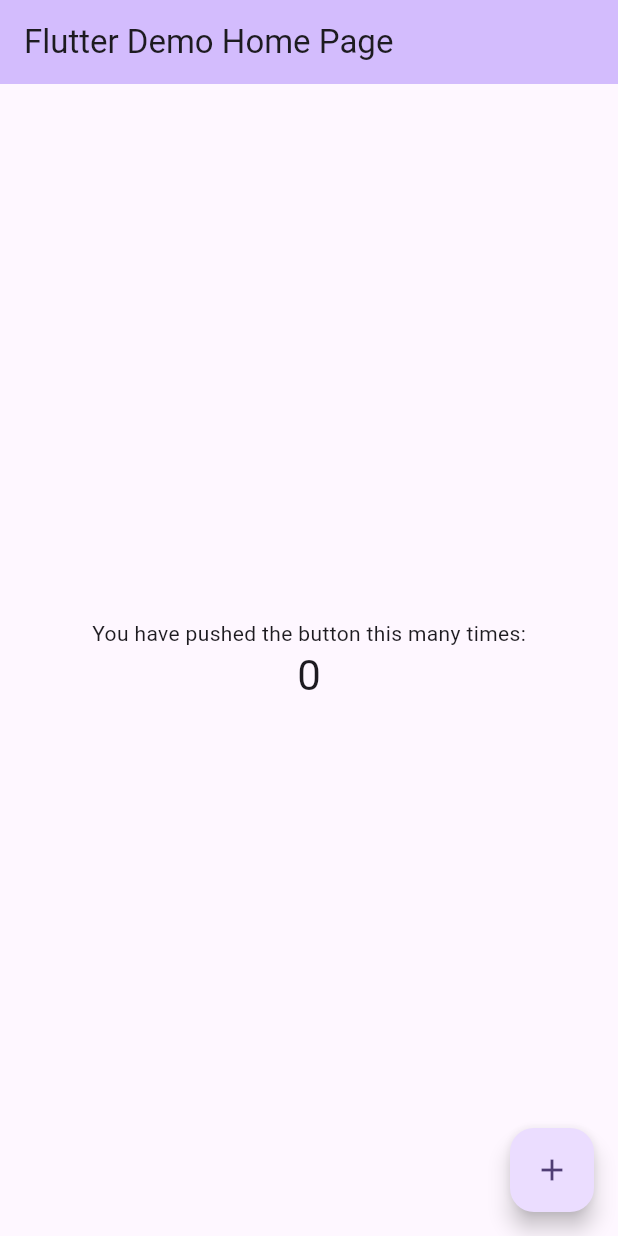
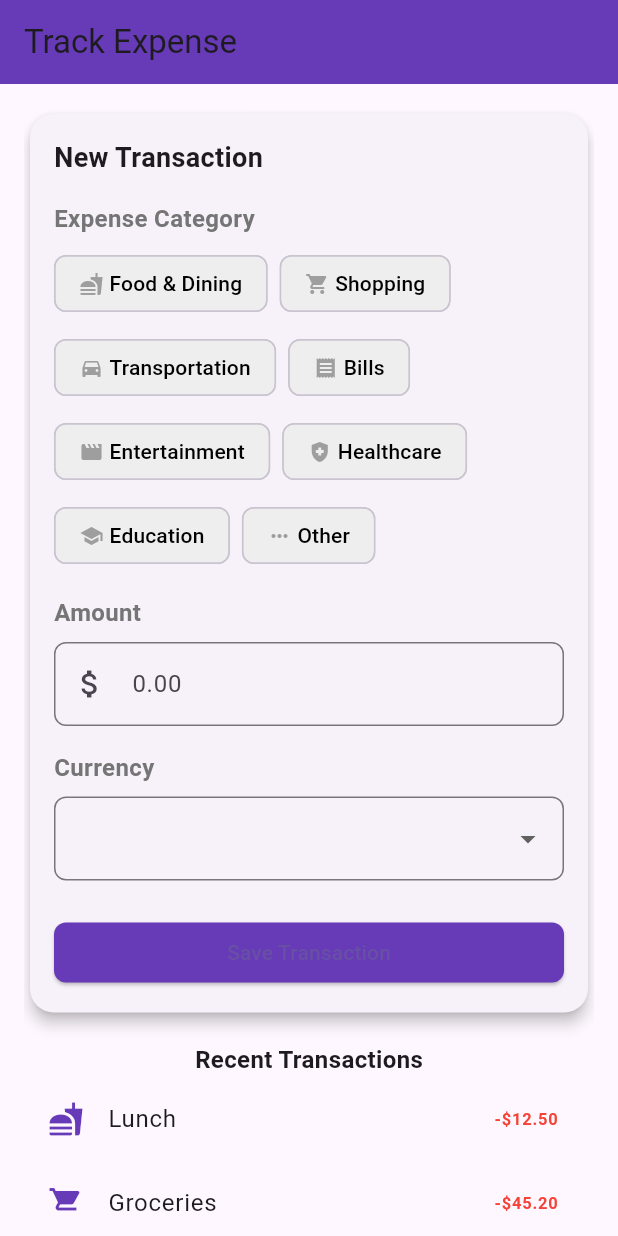
Before and after one commit to Mohammed-Alnaim/MoneyMonitor, a Flutter app: the screen it shows after launch, on a phone screen of 412 x 824 dp. Run offline on Flutter 3.47's test engine with Material 3 defaults, Android fonts, the phone set to English and light mode, and no system bars.

Commit message:
Created a sample UI and added a list of possible features

```diff
--- a/lib/main.dart
+++ b/lib/main.dart
@@ -1,125 +1,202 @@
 import 'package:flutter/material.dart';
 
-void main() {
-  runApp(const MyApp());
+  //FEATURE IDEAS
+  // display the total amount spent in the selected currency
+  // create a filter to display transactions by category
+  // add a feature to edit or delete a transaction
+  // create a chart to display the total amount spent by category
+  // filter transactions by month and year
+  // submit the data to google sheets and firebase simultaneously
+  // add a change the default currency option or selector(it makes the selected currency the default currency and saves this perference until the user changes it)
+  // add a feature to add a note to the transaction
+  // make other tabs for the filter options
+  // make the process of adding a new entry as easy as possible like making all options be clicked and not typed (such as the amount(find a way to make this easy), the currency can be pre selected)
+  // MAKE THE UI MODERN AND GOOD LOOKING
+
+
+
+class MoneyMonitorApp extends StatefulWidget {
+  @override
+  _MoneyMonitorAppState createState() => _MoneyMonitorAppState();
 }
 
-class MyApp extends StatelessWidget {
-  const MyApp({super.key});
+class _MoneyMonitorAppState extends State<MoneyMonitorApp> {
+  final List<Map<String, dynamic>> spendingOptions = [
+    {"icon": Icons.fastfood, "label": "Food & Dining"},
+    {"icon": Icons.shopping_cart, "label": "Shopping"},
+    {"icon": Icons.directions_car, "label": "Transportation"},
+    {"icon": Icons.receipt, "label": "Bills"},
+    {"icon": Icons.movie, "label": "Entertainment"},
+    {"icon": Icons.health_and_safety, "label": "Healthcare"},
+    {"icon": Icons.school, "label": "Education"},
+    {"icon": Icons.more_horiz, "label": "Other"},
+  ];
+  final List<String> currencies = ["SAR", "USD", "EUR", "TRY", "Other"];
 
-  // This widget is the root of your application.
-  @override
-  Widget build(BuildContext context) {
-    return MaterialApp(
-      title: 'Flutter Demo',
-      theme: ThemeData(
-        // This is the theme of your application.
-        //
-        // TRY THIS: Try running your application with "flutter run". You'll see
-        // the application has a purple toolbar. Then, without quitting the app,
-        // try changing the seedColor in the colorScheme below to Colors.green
-        // and then invoke "hot reload" (save your changes or press the "hot
-        // reload" button in a Flutter-supported IDE, or press "r" if you used
-        // the command line to start the app).
-        //
-        // Notice that the counter didn't reset back to zero; the application
-        // state is not lost during the reload. To reset the state, use hot
-        // restart instead.
-        //
-        // This works for code too, not just values: Most code changes can be
-        // tested with just a hot reload.
-        colorScheme: ColorScheme.fromSeed(seedColor: Colors.deepPurple),
-        useMaterial3: true,
-      ),
-      home: const MyHomePage(title: 'Flutter Demo Home Page'),
+  List<String> selectedSpentTypes = [];
+  String? selectedCurrency = "";
+  TextEditingController amountController = TextEditingController();
+
+  void handleSubmit() {
+    final data = {
+      'spentType': selectedSpentTypes,
+      'amount': amountController.text,
+      'currency': selectedCurrency,
+    };
+    print(data);
+    ScaffoldMessenger.of(context).showSnackBar(
+      const SnackBar(content: Text('Transaction submitted successfully!')),
     );
-  }
-}
-
-class MyHomePage extends StatefulWidget {
-  const MyHomePage({super.key, required this.title});
-
-  // This widget is the home page of your application. It is stateful, meaning
-  // that it has a State object (defined below) that contains fields that affect
-  // how it looks.
-
-  // This class is the configuration for the state. It holds the values (in this
-  // case the title) provided by the parent (in this case the App widget) and
-  // used by the build method of the State. Fields in a Widget subclass are
-  // always marked "final".
-
-  final String title;
-
-  @override
-  State<MyHomePage> createState() => _MyHomePageState();
-}
-
-class _MyHomePageState extends State<MyHomePage> {
-  int _counter = 0;
-
-  void _incrementCounter() {
-    setState(() {
-      // This call to setState tells the Flutter framework that something has
-      // changed in this State, which causes it to rerun the build method below
-      // so that the display can reflect the updated values. If we changed
-      // _counter without calling setState(), then the build method would not be
-      // called again, and so nothing would appear to happen.
-      _counter++;
-    });
   }
 
   @override
   Widget build(BuildContext context) {
-    // This method is rerun every time setState is called, for instance as done
-    // by the _incrementCounter method above.
-    //
-    // The Flutter framework has been optimized to make rerunning build methods
-    // fast, so that you can just rebuild anything that needs updating rather
-    // than having to individually change instances of widgets.
-    return Scaffold(
+    return MaterialApp(
+      home: Scaffold(
         appBar: AppBar(
-        // TRY THIS: Try changing the color here to a specific color (to
-        // Colors.amber, perhaps?) and trigger a hot reload to see the AppBar
-        // change color while the other colors stay the same.
-        backgroundColor: Theme.of(context).colorScheme.inversePrimary,
-        // Here we take the value from the MyHomePage object that was created by
-        // the App.build method, and use it to set our appbar title.
-        title: Text(widget.title),
+          title: Text('Track Expense'),
+          backgroundColor: Colors.deepPurple,
         ),
-      body: Center(
-        // Center is a layout widget. It takes a single child and positions it
-        // in the middle of the parent.
+        body: Padding(
+          padding: const EdgeInsets.all(16.0),
+          child: SingleChildScrollView(
             child: Column(
-          // Column is also a layout widget. It takes a list of children and
-          // arranges them vertically. By default, it sizes itself to fit its
-          // children horizontally, and tries to be as tall as its parent.
-          //
-          // Column has various properties to control how it sizes itself and
-          // how it positions its children. Here we use mainAxisAlignment to
-          // center the children vertically; the main axis here is the vertical
-          // axis because Columns are vertical (the cross axis would be
-          // horizontal).
-          //
-          // TRY THIS: Invoke "debug painting" (choose the "Toggle Debug Paint"
-          // action in the IDE, or press "p" in the console), to see the
-          // wireframe for each widget.
-          mainAxisAlignment: MainAxisAlignment.center,
-          children: <Widget>[
-            const Text(
-              'You have pushed the button this many times:',
+              children: [
+                Card(
+                  elevation: 4,
+                  shape: RoundedRectangleBorder(
+                    borderRadius: BorderRadius.circular(16),
                   ),
+                  child: Padding(
+                    padding: const EdgeInsets.all(16.0),
+                    child: Column(
+                      crossAxisAlignment: CrossAxisAlignment.start,
+                      children: [
                         Text(
-              '$_counter',
-              style: Theme.of(context).textTheme.headlineMedium,
+                          'New Transaction',
+                          style: TextStyle(fontSize: 18, fontWeight: FontWeight.bold),
+                        ),
+                        SizedBox(height: 16),
+                        Text(
+                          'Expense Category',
+                          style: TextStyle(fontSize: 16, fontWeight: FontWeight.bold, color: Colors.grey[600]),
+                        ),
+                        SizedBox(height: 8),
+                        Wrap(
+                          spacing: 8,
+                          runSpacing: 8,
+                          children: spendingOptions.map((option) {
+                            final isSelected = selectedSpentTypes.contains(option['label']);
+                            return ChoiceChip(
+                              label: Row(
+                                mainAxisSize: MainAxisSize.min,
+                                children: [
+                                  Icon(option['icon'], size: 16, color: isSelected ? Colors.white : Colors.grey),
+                                  SizedBox(width: 4),
+                                  Text(option['label']),
+                                ],
+                              ),
+                              selected: isSelected,
+                              onSelected: (selected) {
+                                setState(() {
+                                  if (selected) {
+                                    selectedSpentTypes.add(option['label']);
+                                  } else {
+                                    selectedSpentTypes.remove(option['label']);
+                                  }
+                                });
+                              },
+                              selectedColor: Colors.deepPurple,
+                              backgroundColor: Colors.grey[200],
+                              labelStyle: TextStyle(
+                                color: isSelected ? Colors.white : Colors.black,
+                              ),
+                            );
+                          }).toList(),
+                        ),
+                        SizedBox(height: 16),
+                        Text(
+                          'Amount',
+                          style: TextStyle(fontSize: 16, fontWeight: FontWeight.bold, color: Colors.grey[600]),
+                        ),
+                        SizedBox(height: 8),
+                        TextField(
+                          controller: amountController,
+                          keyboardType: TextInputType.number,
+                          decoration: InputDecoration(
+                            prefixIcon: Icon(Icons.attach_money),
+                            border: OutlineInputBorder(
+                              borderRadius: BorderRadius.circular(8),
+                            ),
+                            hintText: '0.00',
+                          ),
+                        ),
+                        SizedBox(height: 16),
+                        Text(
+                          'Currency',
+                          style: TextStyle(fontSize: 16, fontWeight: FontWeight.bold, color: Colors.grey[600]),
+                        ),
+                        SizedBox(height: 8),
+                        DropdownButtonFormField<String>(
+                          value: selectedCurrency,
+                          onChanged: (value) {
+                            setState(() {
+                              selectedCurrency = value;
+                            });
+                          },
+                          items: currencies.map((currency) {
+                            return DropdownMenuItem(
+                              value: currency,
+                              child: Text(currency),
+                            );
+                          }).toList(),
+                          decoration: InputDecoration(
+                            border: OutlineInputBorder(
+                              borderRadius: BorderRadius.circular(8),
+                            ),
+                          ),
+                        ),
+                        SizedBox(height: 24),
+                        SizedBox(
+                          width: double.infinity,
+                          child: ElevatedButton(
+                            onPressed: handleSubmit,
+                            style: ElevatedButton.styleFrom(
+                              backgroundColor: Colors.deepPurple,
+                              shape: RoundedRectangleBorder(
+                                borderRadius: BorderRadius.circular(8),
+                              ),
+                            ),
+                            child: Text('Save Transaction'),
+                          ),
                         ),
                       ],
                     ),
                   ),
-      floatingActionButton: FloatingActionButton(
-        onPressed: _incrementCounter,
-        tooltip: 'Increment',
-        child: const Icon(Icons.add),
-      ), // This trailing comma makes auto-formatting nicer for build methods.
+                ),
+                SizedBox(height: 16),
+                Text(
+                  'Recent Transactions',
+                  style: TextStyle(fontSize: 16, fontWeight: FontWeight.bold),
+                ),
+                ListTile(
+                  leading: Icon(Icons.fastfood, color: Colors.deepPurple),
+                  title: Text('Lunch'),
+                  trailing: Text('-\$12.50', style: TextStyle(color: Colors.red, fontWeight: FontWeight.bold)),
+                ),
+                ListTile(
+                  leading: Icon(Icons.shopping_cart, color: Colors.deepPurple),
+                  title: Text('Groceries'),
+                  trailing: Text('-\$45.20', style: TextStyle(color: Colors.red, fontWeight: FontWeight.bold)),
+                ),
+              ],
+            ),
+          ),
+        ),
+      ),
     );
   }
 }
+void main() {
+runApp(MoneyMonitorApp());
+}
```
Also changed, not shown: 2 other files. Lines whose indentation alone changed are shown as unchanged.
